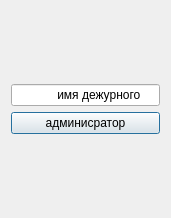
Plusers/ASL, file vydacha_sdacha/dejurniy.ui: the form before one commit.
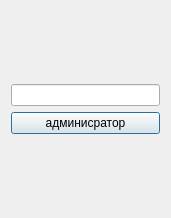
The form after the commit.

```diff
--- a/vydacha_sdacha/dejurniy.ui
+++ b/vydacha_sdacha/dejurniy.ui
@@ -19,7 +19,7 @@
      <item>
       <widget class="QLineEdit" name="lineEdit">
        <property name="text">
-        <string>             имя дежурного</string>
+        <string/>
        </property>
       </widget>
      </item>
```
